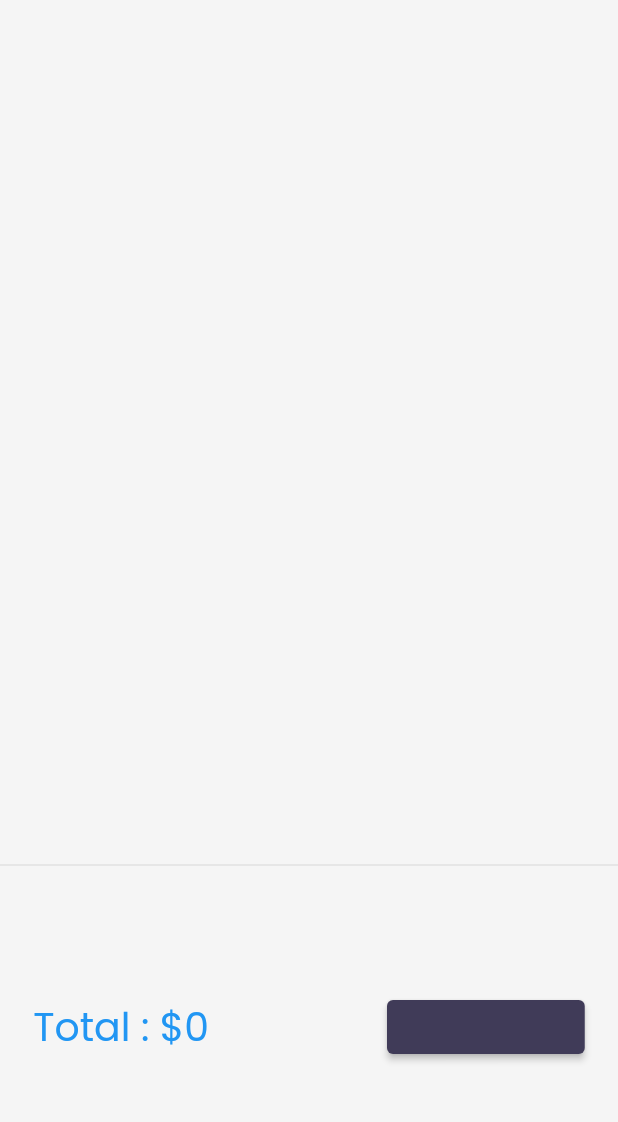
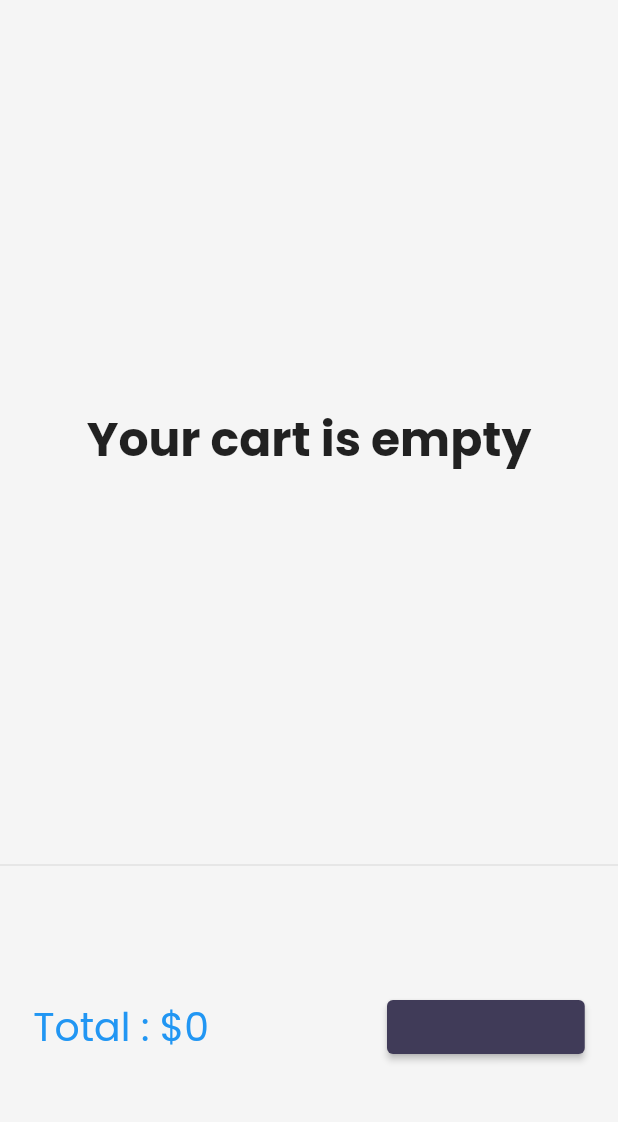
Before and after one commit to MaheshKeshvala/30DaysOfFlutter, a Flutter app: the CartPage screen opened by its route, on a phone screen of 412 x 824 dp, the part 59-1181 px from its top. Run offline on Flutter 3.47's test engine with Material 2 defaults, Android fonts, the phone set to English and light mode, and no system bars; our stand-ins replace email_validator, google_fonts, velocity_x; network calls fail.

Commit message:
AddToCart widget and code format

```diff
--- a/lib/pages/cart_page.dart
+++ b/lib/pages/cart_page.dart
@@ -1,4 +1,5 @@
 import 'package:demo_ch_1/models/cart.dart';
+import 'package:demo_ch_1/widgets/item_widgets.dart';
 import 'package:flutter/material.dart';
 import 'package:velocity_x/velocity_x.dart';
 
@@ -13,7 +14,7 @@ class CartPage extends StatelessWidget {
       backgroundColor: context.canvasColor,
       body: Column(
         children: [
-          CartListState().p32().expand(),
+          CartListState().p16().expand(),
           Divider(),
           CartTotal(),
         ],
@@ -68,16 +69,30 @@ class _CartListStateState extends State<CartListState> {
   final cart = CartModel();
   @override
   Widget build(BuildContext context) {
-    return ListView.builder(
+    return cart.items.isEmpty
+        ? Center(
+            child: "Your cart is empty".text.xl4.bold.make(),
+          )
+        : ListView.builder(
             itemCount: cart.items.length,
             itemBuilder: (context, index) => ListTile(
               leading: Icon(Icons.done),
               trailing: IconButton(
                 icon: Icon(Icons.remove_circle_outline),
-          onPressed: () {},
+                onPressed: () {
+                  setState(() {});
+                  cart.removeItem(
+                    cart.items[index],
+                  );
+                  setState(() {});
+                },
               ),
               title: cart.items[index].name.text.make(),
-      ),
+            )
+            /* ItemWidget(
+              item: cart.items[index],
+            ) */
+            ,
           );
   }
 }
```
Also changed, not shown: lib/home_widgets/add_to_cart.dart (added, +46 -0 lines), lib/home_widgets/catalog_list.dart (+1 -34 lines), lib/pages/home_detail.dart (+2 -9 lines), lib/widgets/item_widgets.dart (+5 -3 lines). Lines whose indentation alone changed are shown as unchanged.
